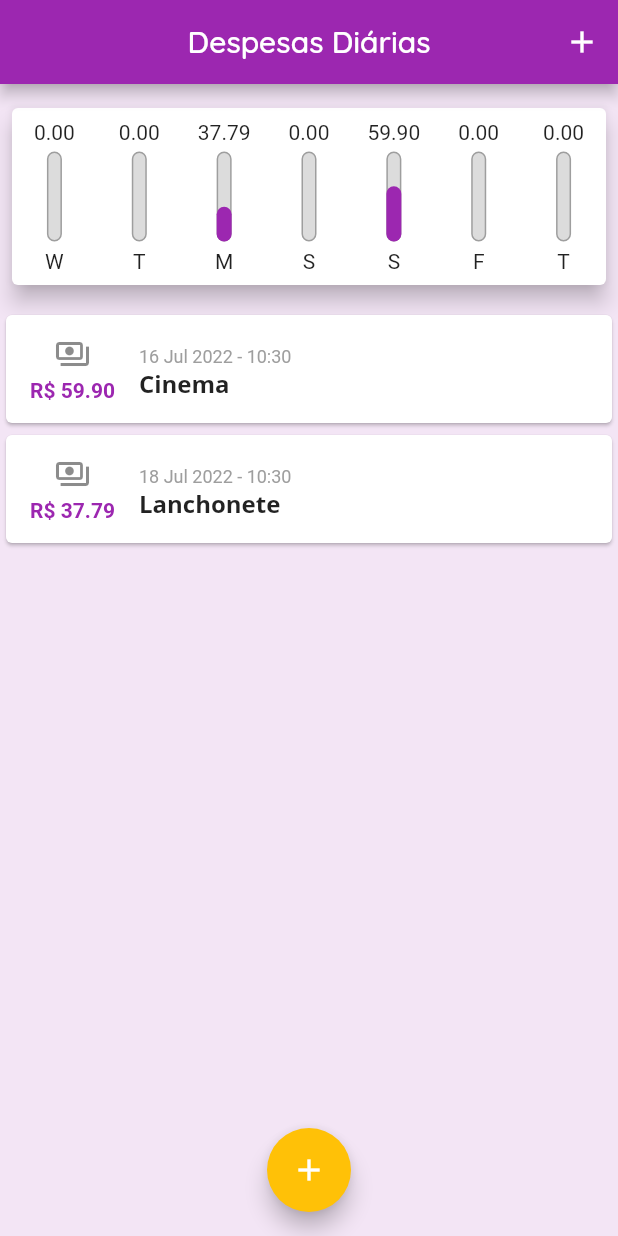
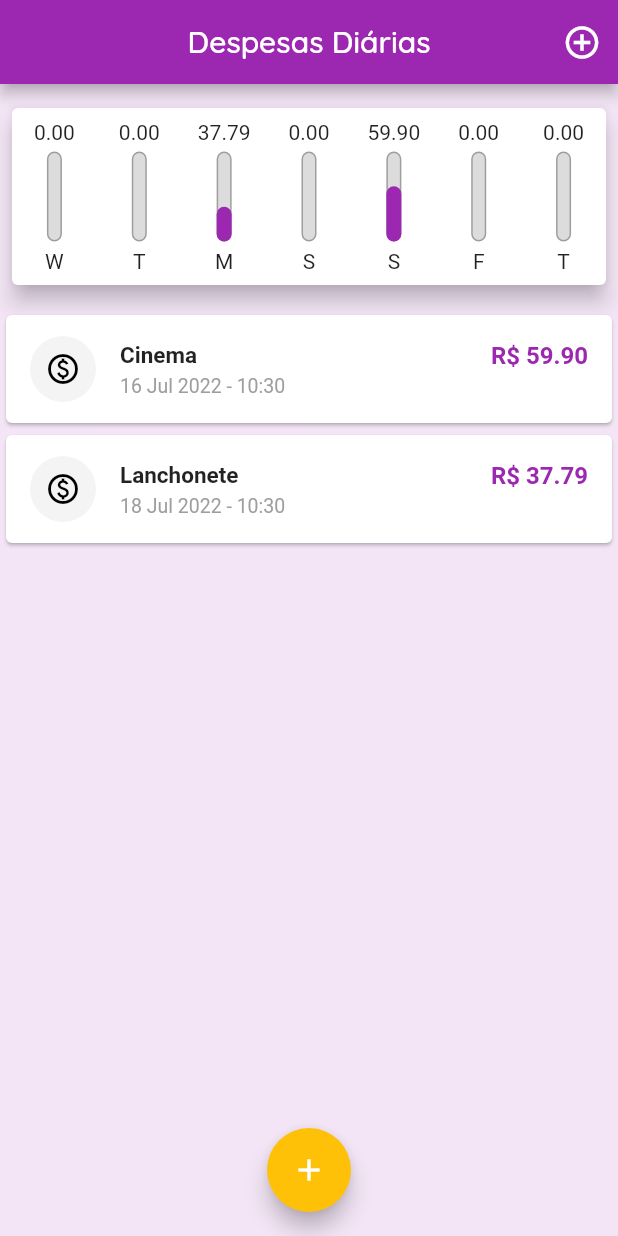
Before and after one commit to isaacscardoso/expenses-diary-app, a Flutter app: the screen it shows after launch, on a phone screen of 412 x 824 dp. Run offline on Flutter 3.47's test engine with Material 2 defaults, Android fonts, the phone set to English and light mode, and no system bars; Roboto replaces fonts that are missing (NotoSans).

Commit message:
Changing the icon, layout and display of items.

```diff
--- a/lib/components/transaction_list.dart
+++ b/lib/components/transaction_list.dart
@@ -39,12 +39,20 @@ class TransactionList extends StatelessWidget {
                   final item = transactions[index];
                   return Card(
                     child: ListTile(
-                      leading: Column(
-                        mainAxisSize: MainAxisSize.min,
+                      leading: const CircleAvatar(
+                        backgroundColor: Color.fromRGBO(244, 244, 244, 1),
+                        radius: 22,
+                        child: Icon(
+                          Icons.paid_outlined,
+                          color: Colors.black,
+                        ),
+                      ),
+                      title: Row(
+                        mainAxisAlignment: MainAxisAlignment.spaceBetween,
                         children: <Widget>[
-                          const Icon(Icons.payments_outlined),
-                          const SizedBox(
-                            height: 4,
+                          Text(
+                            item.title,
+                            style: Theme.of(context).textTheme.headline6,
                           ),
                           Text(
                             'R\$ ${item.value.toStringAsFixed(2)}',
@@ -55,16 +63,12 @@ class TransactionList extends StatelessWidget {
                           ),
                         ],
                       ),
-                      title: Text(
+                      subtitle: Text(
                         DateFormat('d MMM y - HH:mm').format(item.date),
                         style: const TextStyle(
                           color: Colors.grey,
-                          fontSize: 12,
+                          fontSize: 13,
                         ),
-                      ),
-                      subtitle: Text(
-                        item.title,
-                        style: Theme.of(context).textTheme.headline6,
                       ),
                     ),
                   );
--- a/lib/main.dart
+++ b/lib/main.dart
@@ -17,10 +17,10 @@ class MyApp extends StatelessWidget {
       theme: ThemeData(
         colorScheme: ColorScheme.fromSwatch(primarySwatch: Colors.purple)
             .copyWith(secondary: Colors.amber),
-        fontFamily: 'OpenSans',
+        fontFamily: 'NotoSans',
         textTheme: ThemeData.light().textTheme.copyWith(
               headline6: const TextStyle(
-                fontSize: 16,
+                fontSize: 15,
                 fontWeight: FontWeight.bold,
               ),
             ),
@@ -100,7 +100,10 @@ class _MyHomePageState extends State<MyHomePage> {
         actions: <Widget>[
           IconButton(
             onPressed: () => _openTransactionFormModal(context),
-            icon: const Icon(Icons.add),
+            icon: const Icon(
+              Icons.add_circle_outline,
+              size: 26,
+            ),
           ),
         ],
       ),
```
